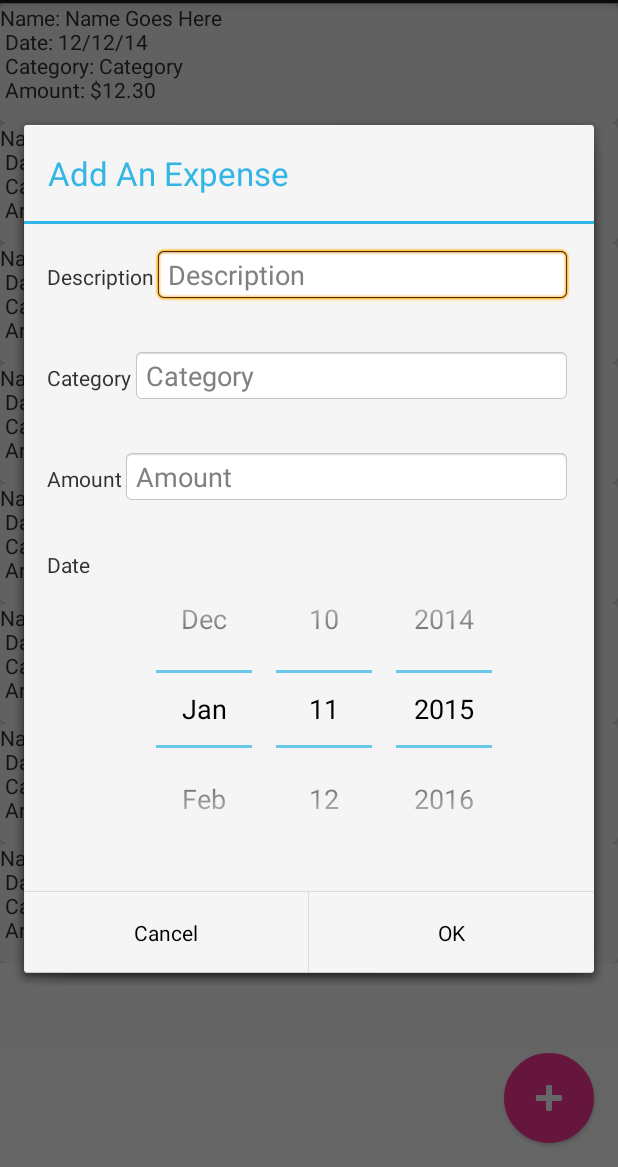
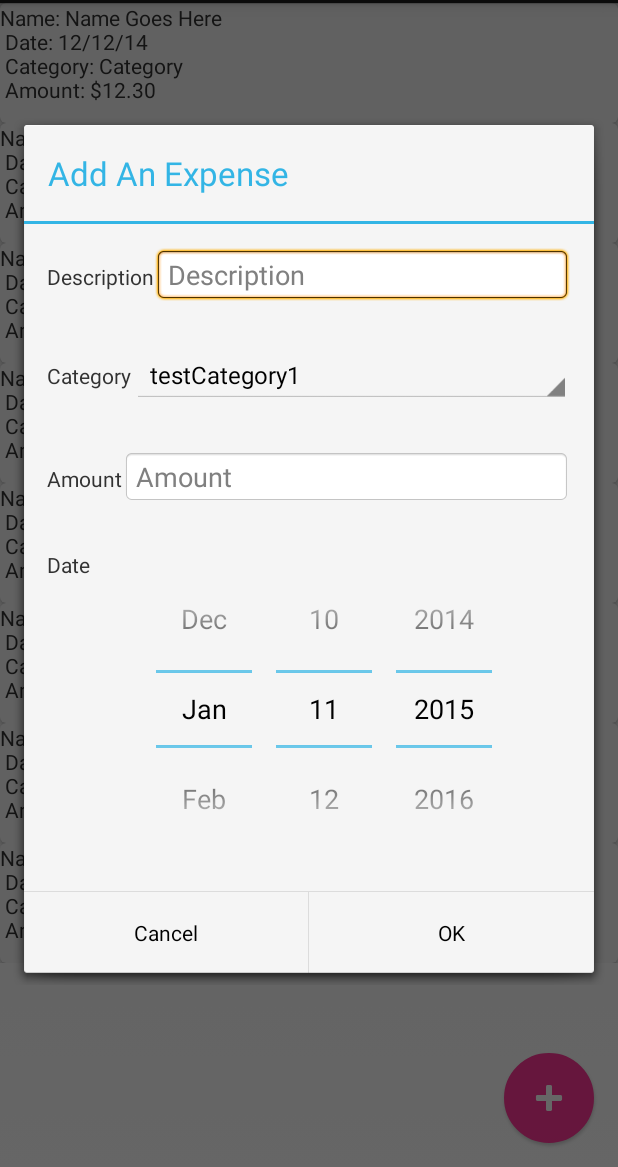
Before and after one commit to ImpulseControl/Tender, an Android app: the screen it shows after launch (MainActivity), after a tap on an icon or button, on a phone screen of 412 x 824 dp, the part 69-1236 px from its top. Run offline under Robolectric (Android 15) with nearby library versions, the phone set to English and light mode, and no system bars; 1 statement that could not run was skipped.

Commit message:
+ Expense dialog now populates "category" field with items from the database + Expense dialog will remain open and display a message if the user hits "ok" and all fields are not populated

```diff
--- a/app/src/main/java/impulsecontrol/tender/CardListFragment.java
+++ b/app/src/main/java/impulsecontrol/tender/CardListFragment.java
@@ -4,17 +4,31 @@ import android.app.AlertDialog;
 import android.app.Fragment;
 import android.content.Context;
 import android.content.DialogInterface;
+import android.database.Cursor;
+import android.database.sqlite.SQLiteDatabase;
 import android.os.Bundle;
 import android.support.annotation.Nullable;
 import android.view.LayoutInflater;
 import android.view.View;
 import android.view.ViewGroup;
+import android.widget.ArrayAdapter;
+import android.widget.Button;
 import android.widget.DatePicker;
 import android.widget.EditText;
 import android.widget.ImageButton;
+import android.widget.Spinner;
+import android.widget.Toast;
 
+import com.j256.ormlite.dao.Dao;
+
+import java.sql.SQLException;
+import java.util.ArrayList;
+import java.util.List;
 import java.util.Calendar;
 import java.util.Date;
+
+import static android.R.layout.simple_spinner_item;
+import static android.text.TextUtils.isEmpty;
 
 /**
  * Created by hummel on 12/20/14.
@@ -30,10 +44,13 @@ public class CardListFragment extends Fragment {
     private String category;
     private Double amount;
     private Date date;
+    private DatabaseHelper helper;
 
 
     public void setContext(Context context) {
+
         this.context = context;
+        helper = new DatabaseHelper(context);
     }
 
     @Override
@@ -60,24 +77,33 @@ public class CardListFragment extends Fragment {
         // add button listener
         fab.setOnClickListener(new View.OnClickListener() {
 
-            @Override
             public void onClick(View arg0) {
 
                 // get expense_dialog.xml view
                 LayoutInflater li = LayoutInflater.from(context);
                 View expenseDialogView = li.inflate(R.layout.expense_dialog, null);
 
-                AlertDialog.Builder alertDialogBuilder = new AlertDialog.Builder(
-                        context);
-
-                // set expense_dialog.xml to alertdialog builder
-                alertDialogBuilder.setView(expenseDialogView);
+                final AlertDialog alertDialogBuilder = new AlertDialog.Builder(context)
+                        .setCancelable(false)
+                        .setTitle("Add An Expense")
+                        .setPositiveButton("OK", null)
+                        .setNegativeButton("Cancel",
+                                new DialogInterface.OnClickListener() {
+                                    public void onClick(DialogInterface dialog, int id) {
+                                        dialog.cancel();
+                                    }
+                                }
+                        )
+                        .setView(expenseDialogView)
+                        .create();
 
                 final EditText descriptionResult = (EditText) expenseDialogView
                         .findViewById(R.id.editDescription);
 
-                final EditText categoryResult = (EditText) expenseDialogView
+                final Spinner categoryResult = (Spinner) expenseDialogView
                         .findViewById(R.id.editCategory);
+
+                addCategoriesToSpinner(categoryResult);
 
                 final EditText amountResult = (EditText) expenseDialogView
                         .findViewById(R.id.editAmount);
@@ -85,23 +111,28 @@ public class CardListFragment extends Fragment {
                 final DatePicker dateResult = (DatePicker) expenseDialogView
                         .findViewById(R.id.editDate);
 
-                // set dialog message
-                alertDialogBuilder
-                        .setCancelable(false)
-                        .setTitle("Add An Expense")
-                        .setPositiveButton("OK",
-                                new DialogInterface.OnClickListener() {
-                                    public void onClick(DialogInterface dialog, int id) {
-                                        // get user input and set it to results
-                                        //TODO:
-                                        // - error check dialog
-                                        // - if missing values, display message
-                                        // - save new object to database
-                                        // - create and display card
+                alertDialogBuilder.setOnShowListener(new DialogInterface.OnShowListener() {
+
+                    @Override
+                    public void onShow(DialogInterface dialog) {
+                        Button b = alertDialogBuilder.getButton(AlertDialog.BUTTON_POSITIVE);
+
+                        b.setOnClickListener(new View.OnClickListener() {
+
+                            @Override
+                            public void onClick(View view) {
+                                boolean canSave = true;
+
+                                if (descriptionResult.getText().toString().equals("") ||
+                                        String.valueOf(categoryResult.getSelectedItem()).equals("") ||
+                                        amountResult.getText().toString().equals("")) {
+                                    Toast.makeText(context, "Please Complete all Fields",
+                                            Toast.LENGTH_LONG).show();
+                                    canSave = false;
+                                } else {
                                     description = descriptionResult.getText().toString().trim();
-                                        category = categoryResult.getText().toString().trim();
+                                    category = String.valueOf(categoryResult.getSelectedItem()).trim();
                                     amount = Double.parseDouble(amountResult.getText().toString().trim());
-
                                     int day = dateResult.getDayOfMonth();
                                     int month = dateResult.getMonth();
                                     int year = dateResult.getYear();
@@ -111,27 +142,18 @@ public class CardListFragment extends Fragment {
 
                                     date = calendar.getTime();
 
-                                        dialog.dismiss();
+                                    alertDialogBuilder.dismiss();
                                 }
-                                })
-                        .setNegativeButton("Cancel",
-                                new DialogInterface.OnClickListener() {
-                                    public void onClick(DialogInterface dialog, int id) {
-                                        dialog.cancel();
+                            }
+                        });
                     }
                 });
 
-                // create alert dialog
-                AlertDialog alertDialog = alertDialogBuilder.create();
-
-                // show it
-                alertDialog.show();
-
+                alertDialogBuilder.show();
             }
         });
 
         return view;
-
     }
 
 
@@ -148,4 +170,25 @@ public class CardListFragment extends Fragment {
         //Save Changes
         super.onPause();
     }
+
+    private void addCategoriesToSpinner(Spinner categorySpinner) {
+        List<Category> categories = new ArrayList<Category>();
+        try {
+            Dao<Category, Integer> categoryDao = helper.getCategoryDao();
+            categories = categoryDao.queryForAll();
+        } catch (SQLException e) {
+            //TODO: throw useful exception
+            System.out.println("unable to get category database");
         }
+
+        List<String> categoryNames = new ArrayList<String>(categories.size());
+        for (Category category : categories) {
+            categoryNames.add(category.getName());
+        }
+        ArrayAdapter<String> dataAdapter = new ArrayAdapter<String>(context,
+                simple_spinner_item, categoryNames);
+        dataAdapter.setDropDownViewResource(android.R.layout.simple_spinner_dropdown_item);
+        categorySpinner.setAdapter(dataAdapter);
+
+    }
+}
--- a/app/src/main/java/impulsecontrol/tender/DatabaseHelper.java
+++ b/app/src/main/java/impulsecontrol/tender/DatabaseHelper.java
@@ -53,11 +53,11 @@ public class DatabaseHelper extends OrmLiteSqliteOpenHelper {
         }
 
         // here we try inserting data in the on-create as a test
-        RuntimeExceptionDao<Category, Integer> dao = getCategoryDao();
+        RuntimeExceptionDao<Category, Integer> dao = getCategoryRuntimeDao();
         long millis = System.currentTimeMillis();
         // create some entries in the onCreate
         Category category = new Category();
-        category.setName("test");
+        category.setName("testCategory1");
         category.setInterval(Interval.MONTHLY);
         category.setBudget(200.0);
         try {
@@ -93,7 +93,7 @@ public class DatabaseHelper extends OrmLiteSqliteOpenHelper {
      * Returns the Database Access Object (DAO) for our Category class. It will create it or just give the cached
      * value.
      */
-    public Dao<Category, Integer> getDao() throws SQLException {
+    public Dao<Category, Integer> getCategoryDao() throws SQLException {
         if (categoryDao == null) {
             categoryDao = getDao(Category.class);
         }
@@ -104,11 +104,18 @@ public class DatabaseHelper extends OrmLiteSqliteOpenHelper {
      * Returns the RuntimeExceptionDao (Database Access Object) version of a Dao for our Category class. It will
      * create it or just give the cached value. RuntimeExceptionDao only through RuntimeExceptions.
      */
-    public RuntimeExceptionDao<Category, Integer> getCategoryDao() {
+    public RuntimeExceptionDao<Category, Integer> getCategoryRuntimeDao() {
         if (categoryRuntimeDao == null) {
             categoryRuntimeDao = getRuntimeExceptionDao(Category.class);
         }
         return categoryRuntimeDao;
+    }
+
+    public Dao<Expense, Integer> getExpenseDao() throws SQLException {
+        if (expenseDao == null) {
+            expenseDao = getDao(Expense.class);
+        }
+        return expenseDao;
     }
 
     /**
--- a/app/src/main/res/layout/expense_dialog.xml
+++ b/app/src/main/res/layout/expense_dialog.xml
@@ -45,13 +45,10 @@
             android:layout_width="wrap_content"
             android:layout_height="wrap_content"
             android:text="@string/category"/>
-        <EditText
+        <Spinner
             android:id="@+id/editCategory"
-            android:hint="@string/category"
-            android:minWidth="100dip"
-            android:layout_width="fill_parent"
-            android:layout_height="wrap_content"
-            android:background="@android:drawable/editbox_background"/>
+            android:layout_width="match_parent"
+            android:layout_height="wrap_content" />
     </LinearLayout>
 
     <LinearLayout
@@ -95,4 +92,5 @@
         </DatePicker>
     </LinearLayout>
 
+
     </LinearLayout>
```
Lines whose indentation alone changed are shown as unchanged.
